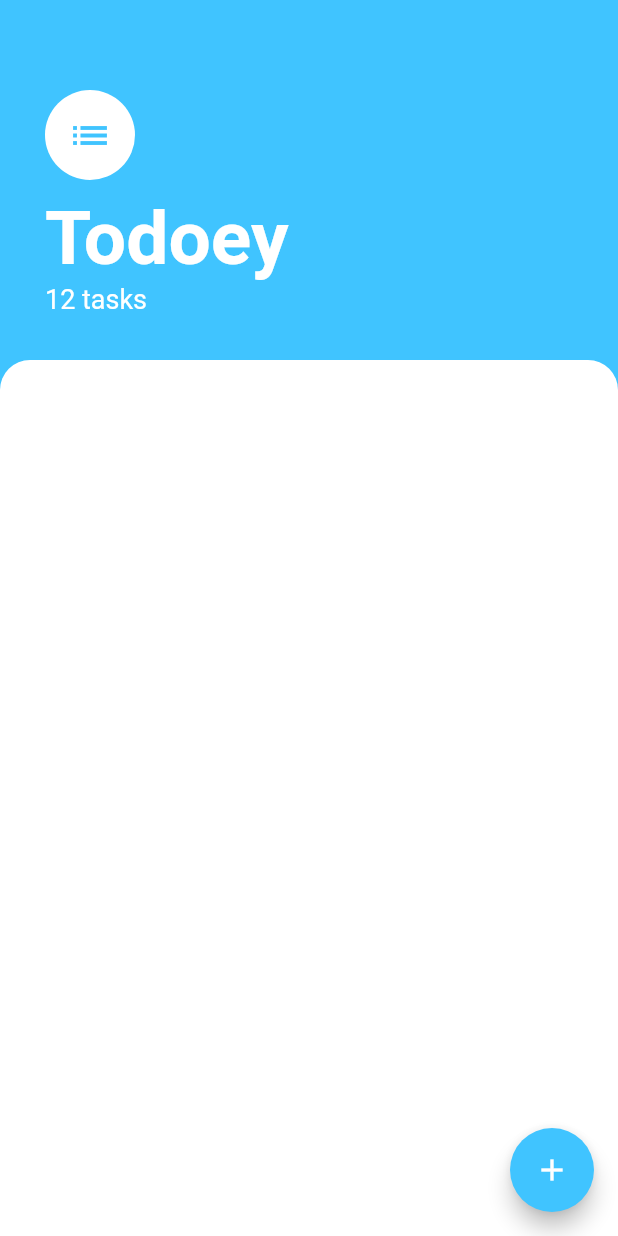
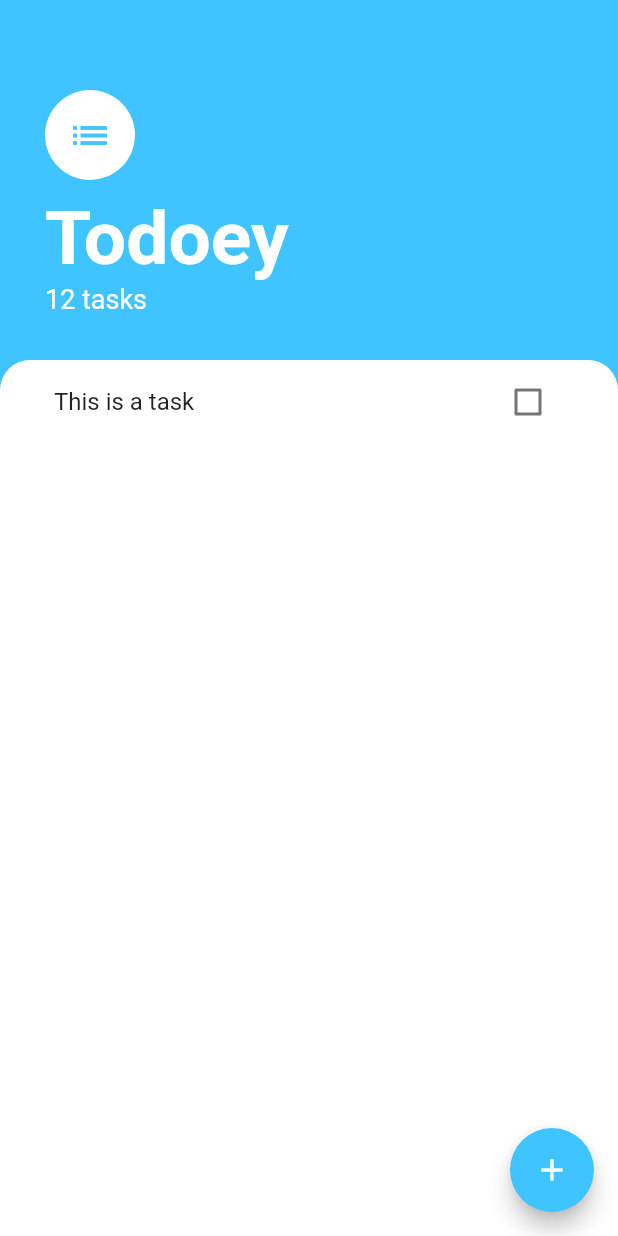
Before and after one commit to bl1nkker/flutter-development-bootcamp, a Flutter app: the screen it shows after launch, on a phone screen of 412 x 824 dp. Run offline on Flutter 3.47's test engine with Material 2 defaults, Android fonts, the phone set to English and light mode, and no system bars; our stand-ins replace animated_text_kit, audioplayers, cloud_firestore, firebase_auth, firebase_core, flutter_spinkit and 4 more; accounts and stored records are empty.

Commit message:
197 The ListView Challenge

```diff
--- a/todoey_flutter/lib/screens/tasks_screen.dart
+++ b/todoey_flutter/lib/screens/tasks_screen.dart
@@ -1,4 +1,5 @@
 import 'package:flutter/material.dart';
+import 'package:todoey_flutter/widgets/tasks_list.dart';
 
 class TasksScreen extends StatelessWidget {
   const TasksScreen({Key? key}) : super(key: key);
@@ -46,11 +47,13 @@ class TasksScreen extends StatelessWidget {
           ),
           Expanded(
             child: Container(
+              padding: const EdgeInsets.symmetric(horizontal: 20),
               decoration: const BoxDecoration(
                   color: Colors.white,
                   borderRadius: BorderRadius.only(
                       topLeft: Radius.circular(20),
                       topRight: Radius.circular(20))),
+              child: const TasksList(),
             ),
           )
         ],
--- /dev/null
+++ b/todoey_flutter/lib/widgets/task_tile.dart
@@ -0,0 +1,15 @@
+import 'package:flutter/material.dart';
+
+class TaskTile extends StatelessWidget {
+  const TaskTile({
+    Key? key,
+  }) : super(key: key);
+
+  @override
+  Widget build(BuildContext context) {
+    return ListTile(
+      title: const Text('This is a task'),
+      trailing: Checkbox(value: false, onChanged: (value) {}),
+    );
+  }
+}
--- /dev/null
+++ b/todoey_flutter/lib/widgets/tasks_list.dart
@@ -0,0 +1,15 @@
+import 'package:flutter/material.dart';
+import 'package:todoey_flutter/widgets/task_tile.dart';
+
+class TasksList extends StatelessWidget {
+  const TasksList({
+    Key? key,
+  }) : super(key: key);
+
+  @override
+  Widget build(BuildContext context) {
+    return ListView(
+      children: const [TaskTile()],
+    );
+  }
+}
```
